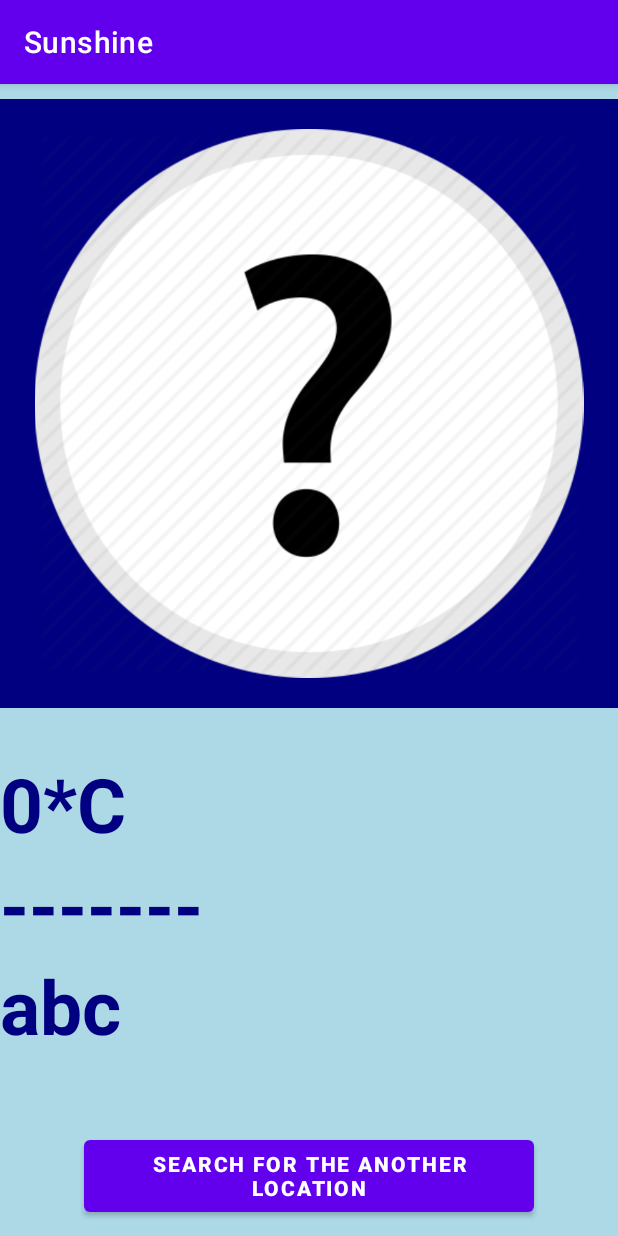
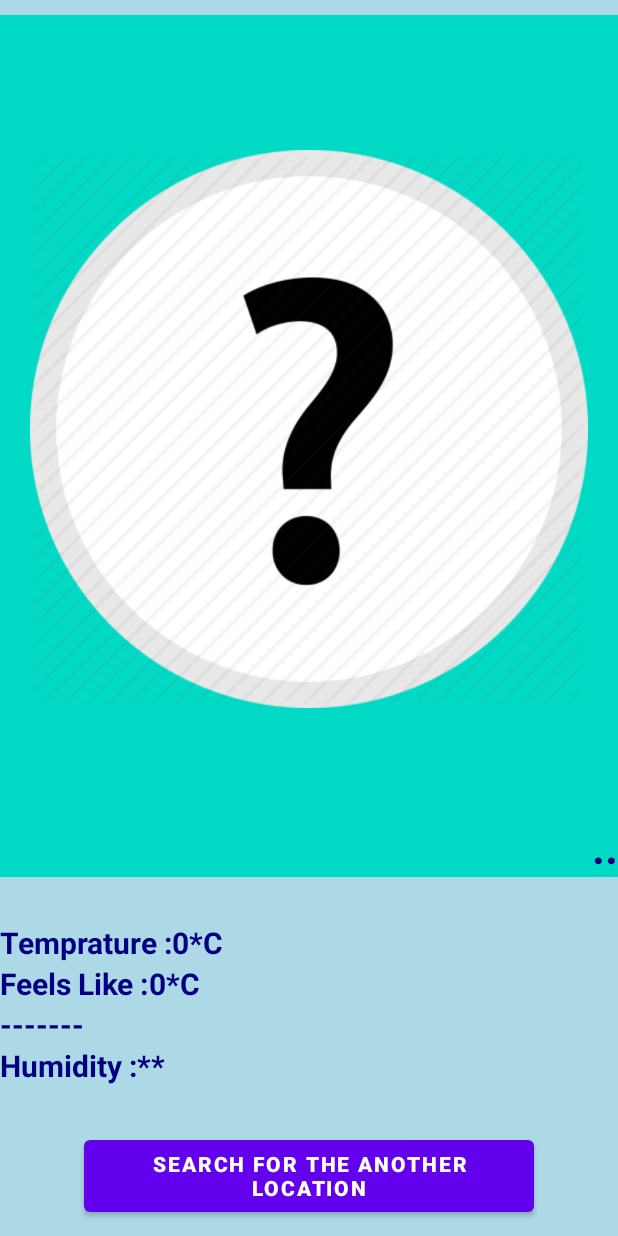
Before and after one commit to Monikajoshi2001/Sunshine, an Android app: the screen it shows after launch (MainActivity), on a phone screen of 412 x 824 dp. Run offline under Robolectric (Android 15) with nearby library versions, the light colour scheme and no system bars; libraries missing offline, so code that uses them is left out: com.loopj.android, cz.msebera.android.

Commit message:
made weather_data.java class to get the data from JSONObject

```diff
--- a/app/src/main/java/com/example/sunshine/MainActivity.java
+++ b/app/src/main/java/com/example/sunshine/MainActivity.java
@@ -7,6 +7,7 @@ import androidx.core.app.ActivityCompat;
 import android.Manifest;
 import android.content.Intent;
 import android.content.pm.PackageManager;
+import android.location.Criteria;
 import android.location.Location;
 import android.location.LocationListener;
 import android.location.LocationManager;
@@ -28,16 +29,17 @@ import cz.msebera.android.httpclient.Header;
 public class MainActivity extends AppCompatActivity {
 
     final String API_Id = BuildConfig.API_KEY;
-    final String Weather_URL = "https://home.openweathermap.org/data/2.5/weather";
+    final String Weather_URL = "https://api.openweathermap.org/data/2.5/weather";
     final long min_time = 5000;   //5 sec
     final float min_distance = 1000;  //1 km
     final int request_code = 101;
 
     String Location_Provider = LocationManager.GPS_PROVIDER;
     LocationManager locationManager;
+    LocationListener locationListener;
 
 
-    TextView Temprature, weather, city;
+    TextView Temprature1, Temprature2, weather, city, humidity;
     ImageView weatherIcon;
     Button City_finder;
 
@@ -45,9 +47,11 @@ public class MainActivity extends AppCompatActivity {
     protected void onCreate(Bundle savedInstanceState) {
         super.onCreate(savedInstanceState);
         setContentView(R.layout.activity_main);
-        Temprature = findViewById(R.id.temprature);
+        Temprature1 = findViewById(R.id.temprature);
+        Temprature2 = findViewById(R.id.feels_temprature);
         weather = findViewById(R.id.weather_condition);
         city = findViewById(R.id.city_name);
+        humidity = findViewById(R.id.humidity2);
         weatherIcon = findViewById(R.id.weather_icon);
         City_finder = findViewById(R.id.find);
 
@@ -67,36 +71,42 @@ public class MainActivity extends AppCompatActivity {
     }
 
 
-
     private void getWeatherForCurrentLocation() {
-        LocationListener locationListener = new LocationListener() {
+        locationManager = (LocationManager) getSystemService(getApplicationContext().LOCATION_SERVICE);
+        locationListener = new LocationListener() {
             //when user move from one location to another
             //we will fetch the weather of that location using latitude and longitude
             @Override
             public void onLocationChanged(@NonNull Location location) {
+
                 String Latitude = String.valueOf(location.getLatitude());
                 String Longitude = String.valueOf(location.getLongitude());
+                if(Latitude!=null&&Longitude!=null)
+                {
+                    Toast.makeText(MainActivity.this,"Latitude: "+ Latitude + "and Longitude: "+ Longitude,Toast.LENGTH_SHORT).show();
+                }
+                else
+                {
+                    Toast.makeText(MainActivity.this,"could not get latitude and longitude",Toast.LENGTH_SHORT).show();
+                }
 
-                //fetching the weather data from website using API
+                //parameters of URL
                 RequestParams params = new RequestParams();
                 params.put("lat",Latitude);
-                params.put("long",Longitude);
-                params.put("APIid",API_Id);
-                letsDoSomeNetworking(params);
+                params.put("lon",Longitude);
+                params.put("appid",API_Id);
+                letsDoSomeNetworking(params);}
 
-            }
 
             @Override
             public void onStatusChanged(String provider, int status, Bundle extras) {
 
             }
-
             //when user allow the access to the location
             @Override
             public void onProviderEnabled(String provider) {
 
             }
-
             //when user allow the access to the location
             //but we are not able to fetch the location
             @Override
@@ -104,9 +114,6 @@ public class MainActivity extends AppCompatActivity {
                 Toast.makeText(MainActivity.this, "Not able to fetch the location", Toast.LENGTH_LONG).show();
             }
         };
-
-
-
         if (ActivityCompat.checkSelfPermission(this, Manifest.permission.ACCESS_FINE_LOCATION) != PackageManager.PERMISSION_GRANTED && ActivityCompat.checkSelfPermission(this, Manifest.permission.ACCESS_COARSE_LOCATION) != PackageManager.PERMISSION_GRANTED)
         {
             // TODO: Consider calling
@@ -116,9 +123,10 @@ public class MainActivity extends AppCompatActivity {
             //                                          int[] grantResults)
             // to handle the case where the user grants the permission. See the documentation
             // for ActivityCompat#requestPermissions for more details.
+            ActivityCompat.requestPermissions(this,new String[]{Manifest.permission.ACCESS_FINE_LOCATION},request_code);
             return;
         }
-        locationManager.requestLocationUpdates(Location_Provider, min_time, min_distance, locationListener);
+            locationManager.requestLocationUpdates(Location_Provider, min_time, min_distance, locationListener);
     }
 
     //checking if user allows the location or not
@@ -149,18 +157,38 @@ public class MainActivity extends AppCompatActivity {
             @Override
             public void onSuccess(int statusCode, Header[] headers, JSONObject response) {
                 Toast.makeText(MainActivity.this,"Data recieved successfully",Toast.LENGTH_SHORT).show();
+                weather_data weatherD =weather_data.fromJson(response);
+                updateUI(weatherD);
                // super.onSuccess(statusCode, headers, response);
             }
 
             @Override
             public void onFailure(int statusCode, Header[] headers, Throwable throwable, JSONObject errorResponse) {
+                Toast.makeText(MainActivity.this,"Data not recieved successfully",Toast.LENGTH_SHORT).show();
                // super.onFailure(statusCode, headers, throwable, errorResponse);
             }
         });
 
     }
 
+    private void updateUI(weather_data weatherData)
+    {
+        Temprature1.setText(weatherData.getTemprature1());
+        Temprature2.setText(weatherData.getTemprature2());
+        weather.setText(weatherData.getWeather_type());
+        int resourceId=getResources().getIdentifier(weatherData.getIcon(),"drawable",getPackageName());
+        weatherIcon.setImageResource(resourceId);
+        city.setText(weatherData.getCity());
+        humidity.setText(weatherData.getHumidity());
 
+    }
 
-
+    @Override
+    protected void onPause() {
+        super.onPause();
+        if(locationManager!=null)
+        {
+            locationManager.removeUpdates(locationListener);
+        }
+    }
 }
--- /dev/null
+++ b/app/src/main/res/drawable/circle.xml
@@ -0,0 +1,11 @@
+<?xml version="1.0" encoding="utf-8"?>
+<shape xmlns:android="http://schemas.android.com/apk/res/android"
+    android:innerRadius="0dp"
+    android:shape="ring"
+    android:thicknessRatio="2.3"
+    android:useLevel="false">
+    <solid android:color="@color/dark_blue"/>
+    <stroke
+        android:width="10dp"
+        android:color="@color/white"/>
+</shape>
--- /dev/null
+++ b/app/src/main/res/drawable/img.xml
@@ -0,0 +1,6 @@
+<?xml version="1.0" encoding="utf-8"?>
+<layer-list xmlns:android="http://schemas.android.com/apk/res/android">
+    <item android:drawable="@drawable/circle"/>
+
+
+</layer-list>
--- a/app/src/main/res/layout/activity_main.xml
+++ b/app/src/main/res/layout/activity_main.xml
@@ -6,54 +6,106 @@
     android:layout_height="match_parent"
     android:background="@color/light_blue"
     tools:context=".MainActivity">
-    <FrameLayout
+    <RelativeLayout
         android:layout_width="wrap_content"
         android:layout_height="wrap_content"
         android:layout_above="@+id/weather_info"
         android:layout_marginBottom="30dp"
         android:layout_marginTop="10dp"
-        android:background="@color/dark_blue">
+        android:background="@color/teal_200">
 
         <ImageView
             android:id="@+id/weather_icon"
             android:padding="20dp"
             android:layout_width="wrap_content"
             android:layout_height="wrap_content"
+            android:background="@drawable/img"
             android:src="@drawable/finding" />
+        <TextView
+            android:layout_width="wrap_content"
+            android:layout_height="wrap_content"
+            android:id="@+id/city_name"
+            android:textSize="30sp"
+            android:textStyle="bold"
+            android:textColor="@color/dark_blue"
+            android:text=".."
+            android:layout_alignParentBottom="true"
+            android:layout_alignParentRight="true"/>
 
-    </FrameLayout>
-    <LinearLayout
+    </RelativeLayout>
+    <RelativeLayout
         android:id="@+id/weather_info"
         android:layout_width="match_parent"
         android:layout_height="wrap_content"
-        android:orientation="vertical"
-        android:layout_marginBottom="50dp"
+        android:layout_marginBottom="30dp"
         android:layout_above="@+id/find">
+
         <TextView
-            android:layout_width="match_parent"
+            android:id="@+id/temp1"
+            android:layout_width="wrap_content"
+            android:layout_height="wrap_content"
+            android:textSize="20sp"
+            android:text="Temprature :"
+            android:textColor="@color/dark_blue"
+            android:textStyle="bold"/>
+        <TextView
+            android:layout_width="wrap_content"
             android:layout_height="wrap_content"
             android:id="@+id/temprature"
-            android:textSize="50sp"
+            android:textSize="20sp"
             android:text="0*C"
             android:textColor="@color/dark_blue"
-            android:textStyle="bold"/>
+            android:textStyle="bold"
+            android:layout_toRightOf="@id/temp1"/>
+        <TextView
+            android:id="@+id/temp2"
+            android:layout_width="wrap_content"
+            android:layout_height="wrap_content"
+            android:textSize="20sp"
+            android:text="Feels Like :"
+            android:textColor="@color/dark_blue"
+            android:textStyle="bold"
+            android:layout_below="@id/temp1"/>
+        <TextView
+            android:layout_width="wrap_content"
+            android:layout_height="wrap_content"
+            android:id="@+id/feels_temprature"
+            android:textSize="20sp"
+            android:text="0*C"
+            android:textColor="@color/dark_blue"
+            android:textStyle="bold"
+            android:layout_below="@id/temprature"
+            android:layout_toRightOf="@id/temp2"/>
         <TextView
             android:layout_width="match_parent"
             android:layout_height="wrap_content"
             android:id="@+id/weather_condition"
-            android:textSize="50sp"
+            android:textSize="20sp"
             android:textStyle="bold"
             android:textColor="@color/dark_blue"
-            android:text="-------"/>
+            android:text="-------"
+            android:layout_below="@+id/temp2"/>
         <TextView
-            android:layout_width="match_parent"
+            android:layout_width="wrap_content"
             android:layout_height="wrap_content"
-            android:id="@+id/city_name"
-            android:textSize="50sp"
+            android:id="@+id/humidity1"
+            android:text="Humidity :"
+            android:layout_below="@id/weather_condition"
+            android:textSize="20sp"
             android:textStyle="bold"
-            android:textColor="@color/dark_blue"
-            android:text="abc"/>
-    </LinearLayout>
+            android:textColor="@color/dark_blue"/>
+        <TextView
+            android:layout_width="wrap_content"
+            android:layout_height="wrap_content"
+            android:id="@+id/humidity2"
+            android:text="**"
+            android:layout_toRightOf="@id/humidity1"
+            android:layout_below="@id/weather_condition"
+            android:textSize="20sp"
+            android:textStyle="bold"
+            android:textColor="@color/dark_blue"/>
+
+    </RelativeLayout>
 
 
     <Button
--- a/app/src/main/res/values-night/themes.xml
+++ b/app/src/main/res/values-night/themes.xml
@@ -1,6 +1,6 @@
 <resources xmlns:tools="http://schemas.android.com/tools">
     <!-- Base application theme. -->
-    <style name="Theme.Sunshine" parent="Theme.MaterialComponents.DayNight.DarkActionBar">
+    <style name="Theme.Sunshine" parent="Theme.MaterialComponents.DayNight.NoActionBar">
         <!-- Primary brand color. -->
         <item name="colorPrimary">@color/purple_200</item>
         <item name="colorPrimaryVariant">@color/purple_700</item>
--- a/app/src/main/res/values/colors.xml
+++ b/app/src/main/res/values/colors.xml
@@ -10,4 +10,6 @@
     <color name="light_blue">#add8e6</color>
     <color name="orange">#FFA500</color>
     <color name="dark_blue">#000080</color>
+    <color name="transparent">#00FFFFFF</color>
+    <color name="dark_green">#006400</color>
 </resources>
--- a/app/src/main/res/values/themes.xml
+++ b/app/src/main/res/values/themes.xml
@@ -1,6 +1,6 @@
 <resources xmlns:tools="http://schemas.android.com/tools">
     <!-- Base application theme. -->
-    <style name="Theme.Sunshine" parent="Theme.MaterialComponents.DayNight.DarkActionBar">
+    <style name="Theme.Sunshine" parent="Theme.MaterialComponents.DayNight.NoActionBar">
         <!-- Primary brand color. -->
         <item name="colorPrimary">@color/purple_500</item>
         <item name="colorPrimaryVariant">@color/purple_700</item>
```
Also changed, not shown: app/src/main/java/com/example/sunshine/weather_data.java (+100 -1 lines).
